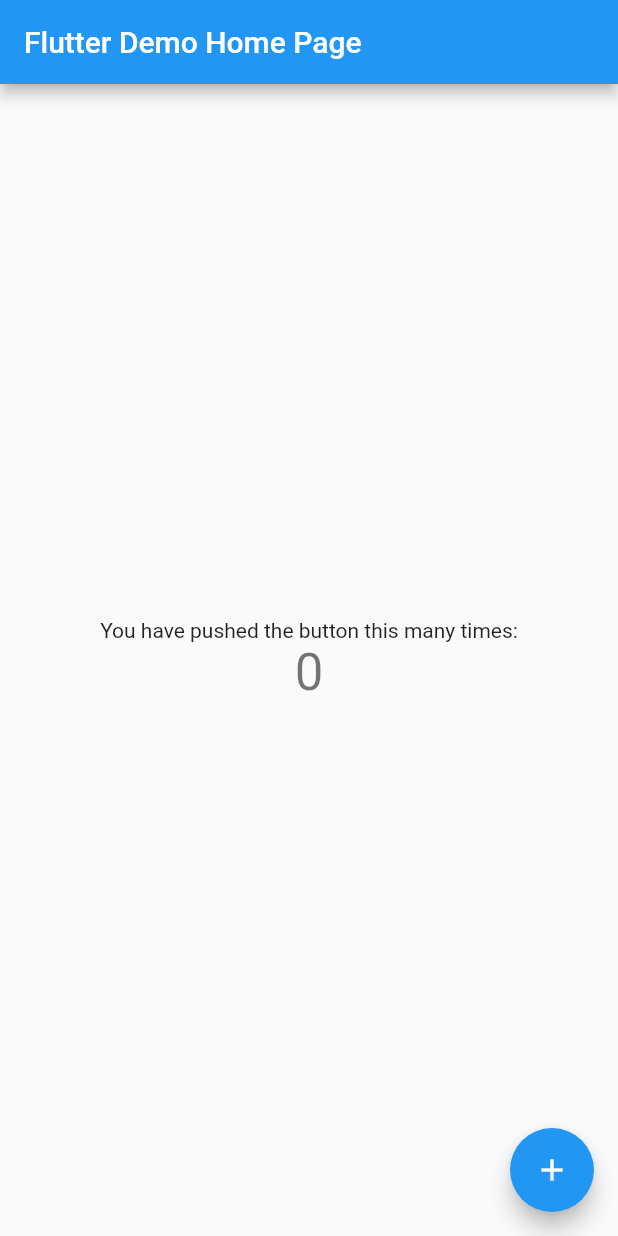
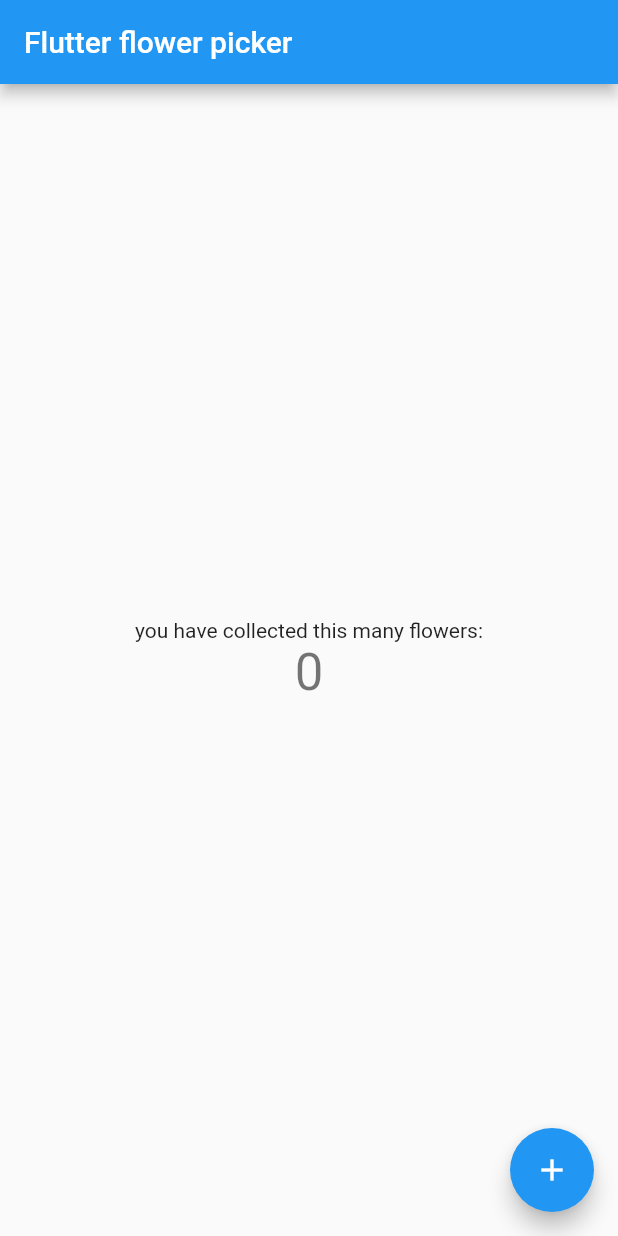
Before and after one commit to AaronKummer/flutter-flowers, a Flutter app: the screen it shows after launch, on a phone screen of 412 x 824 dp. Run offline on Flutter 3.47's test engine with Material 2 defaults, Android fonts, the phone set to English and light mode, and no system bars.

Commit message:
changes some text.. adds a console log.... hahaha

```diff
--- a/lib/main.dart
+++ b/lib/main.dart
@@ -1,4 +1,6 @@
 import 'package:flutter/material.dart';
+import 'dart:developer';
+import 'package:flutter/foundation.dart';
 
 void main() {
   runApp(const MyApp());
@@ -10,8 +12,10 @@ class MyApp extends StatelessWidget {
   // This widget is the root of your application.
   @override
   Widget build(BuildContext context) {
+    log('welcome to the flower picker');
+    debugPrint('welcome to the flower picker');
     return MaterialApp(
-      title: 'Flutter Demo',
+      title: 'Flutter flowers',
       theme: ThemeData(
         // This is the theme of your application.
         //
@@ -24,7 +28,7 @@ class MyApp extends StatelessWidget {
         // is not restarted.
         primarySwatch: Colors.blue,
       ),
-      home: const MyHomePage(title: 'Flutter Demo Home Page'),
+      home: const MyHomePage(title: 'Flutter flower picker'),
     );
   }
 }
@@ -52,6 +56,7 @@ class _MyHomePageState extends State<MyHomePage> {
 
   void _incrementCounter() {
     setState(() {
+      log('picked flower');
       // This call to setState tells the Flutter framework that something has
       // changed in this State, which causes it to rerun the build method below
       // so that the display can reflect the updated values. If we changed
@@ -96,7 +101,7 @@ class _MyHomePageState extends State<MyHomePage> {
           mainAxisAlignment: MainAxisAlignment.center,
           children: <Widget>[
             const Text(
-              'You have pushed the button this many times:',
+              'you have collected this many flowers:',
             ),
             Text(
               '$_counter',
```
